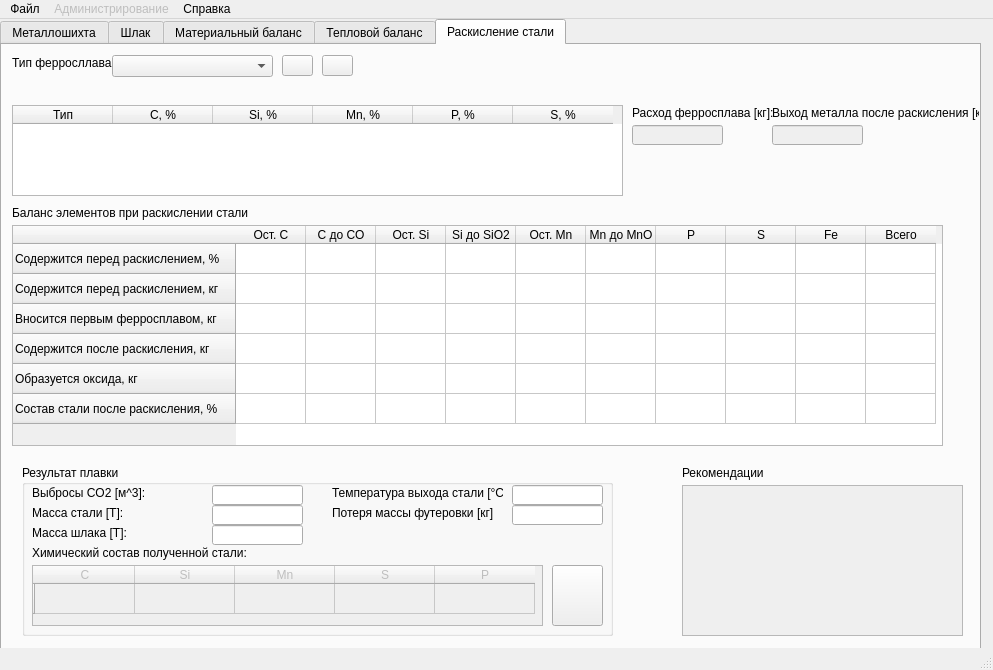
Qt form GUI/OperForm.ui (DeppaRet/SteelmakingConverter) before a commit.
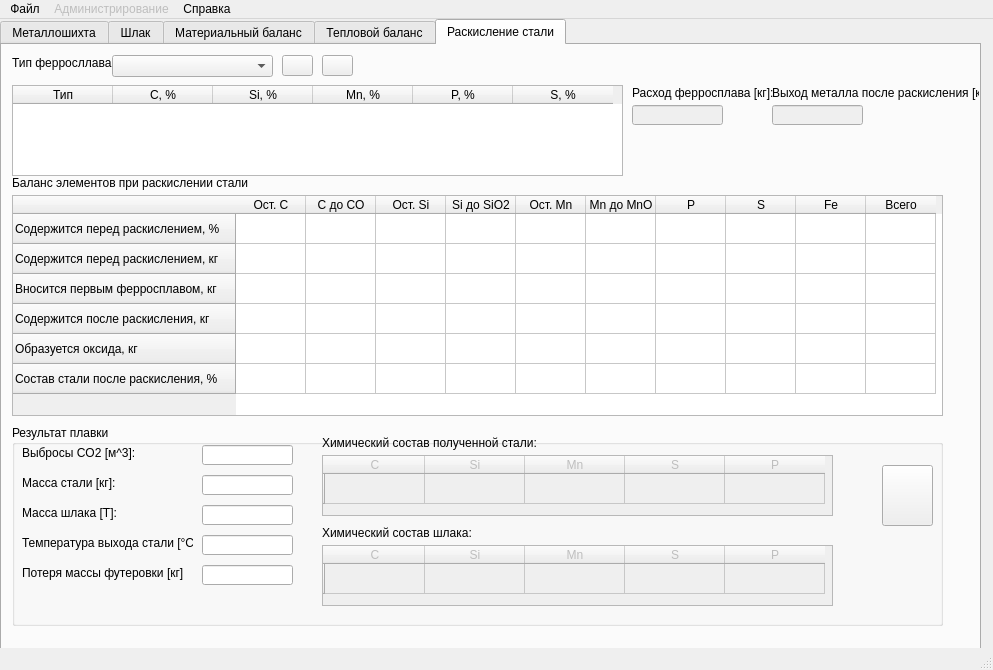
The same form after that commit. The open tabs and pages were chosen to show the change. Icons and pictures are not drawn.

```diff
--- a/GUI/OperForm.ui
+++ b/GUI/OperForm.ui
@@ -2720,7 +2720,7 @@
       <property name="geometry">
        <rect>
         <x>770</x>
-        <y>80</y>
+        <y>60</y>
         <width>91</width>
         <height>20</height>
        </rect>
@@ -2730,7 +2730,7 @@
       <property name="geometry">
        <rect>
         <x>10</x>
-        <y>160</y>
+        <y>130</y>
         <width>251</width>
         <height>16</height>
        </rect>
@@ -2749,7 +2749,7 @@
       <property name="geometry">
        <rect>
         <x>770</x>
-        <y>60</y>
+        <y>40</y>
         <width>211</width>
         <height>16</height>
        </rect>
@@ -2775,7 +2775,7 @@
       <property name="geometry">
        <rect>
         <x>630</x>
-        <y>60</y>
+        <y>40</y>
         <width>141</width>
         <height>16</height>
        </rect>
@@ -2791,7 +2791,7 @@
       <property name="geometry">
        <rect>
         <x>10</x>
-        <y>60</y>
+        <y>40</y>
         <width>611</width>
         <height>91</height>
        </rect>
@@ -2840,7 +2840,7 @@
       <property name="geometry">
        <rect>
         <x>10</x>
-        <y>180</y>
+        <y>150</y>
         <width>931</width>
         <height>221</height>
        </rect>
@@ -2939,7 +2939,7 @@
       <property name="geometry">
        <rect>
         <x>630</x>
-        <y>80</y>
+        <y>60</y>
         <width>91</width>
         <height>20</height>
        </rect>
@@ -2982,10 +2982,10 @@
      <widget class="QGroupBox" name="groupBox_12">
       <property name="geometry">
        <rect>
-        <x>20</x>
-        <y>420</y>
-        <width>591</width>
-        <height>171</height>
+        <x>10</x>
+        <y>380</y>
+        <width>931</width>
+        <height>201</height>
        </rect>
       </property>
       <property name="title">
@@ -2997,8 +2997,8 @@
        </property>
        <property name="geometry">
         <rect>
-         <x>10</x>
-         <y>100</y>
+         <x>310</x>
+         <y>30</y>
          <width>511</width>
          <height>61</height>
         </rect>
@@ -3037,8 +3037,8 @@
       <widget class="QLabel" name="himicheskii_sostav_poluchennoi_stali_label_2">
        <property name="geometry">
         <rect>
-         <x>10</x>
-         <y>80</y>
+         <x>310</x>
+         <y>10</y>
          <width>221</width>
          <height>16</height>
         </rect>
@@ -3073,7 +3073,7 @@
        <property name="geometry">
         <rect>
          <x>190</x>
-         <y>60</y>
+         <y>80</y>
          <width>91</width>
          <height>20</height>
         </rect>
@@ -3096,13 +3096,13 @@
        <property name="geometry">
         <rect>
          <x>10</x>
-         <y>40</y>
+         <y>50</y>
          <width>171</width>
          <height>16</height>
         </rect>
        </property>
        <property name="text">
-        <string>Масса стали [Т]:</string>
+        <string>Масса стали [кг]:</string>
        </property>
       </widget>
       <widget class="QLineEdit" name="SteelWeightRes">
@@ -3112,7 +3112,7 @@
        <property name="geometry">
         <rect>
          <x>190</x>
-         <y>40</y>
+         <y>50</y>
          <width>91</width>
          <height>20</height>
         </rect>
@@ -3122,7 +3122,7 @@
        <property name="geometry">
         <rect>
          <x>10</x>
-         <y>60</y>
+         <y>80</y>
          <width>171</width>
          <height>16</height>
         </rect>
@@ -3134,8 +3134,8 @@
       <widget class="QLabel" name="label_46">
        <property name="geometry">
         <rect>
-         <x>310</x>
-         <y>40</y>
+         <x>10</x>
+         <y>140</y>
          <width>161</width>
          <height>16</height>
         </rect>
@@ -3147,8 +3147,8 @@
       <widget class="QLineEdit" name="LiningWeightLoss">
        <property name="geometry">
         <rect>
-         <x>490</x>
-         <y>40</y>
+         <x>190</x>
+         <y>140</y>
          <width>91</width>
          <height>20</height>
         </rect>
@@ -3160,8 +3160,8 @@
       <widget class="QLabel" name="label_47">
        <property name="geometry">
         <rect>
-         <x>310</x>
-         <y>20</y>
+         <x>10</x>
+         <y>110</y>
          <width>171</width>
          <height>16</height>
         </rect>
@@ -3176,8 +3176,8 @@
        </property>
        <property name="geometry">
         <rect>
-         <x>490</x>
-         <y>20</y>
+         <x>190</x>
+         <y>110</y>
          <width>91</width>
          <height>20</height>
         </rect>
@@ -3189,8 +3189,8 @@
        </property>
        <property name="geometry">
         <rect>
-         <x>530</x>
-         <y>100</y>
+         <x>870</x>
+         <y>40</y>
          <width>51</width>
          <height>61</height>
         </rect>
@@ -3209,32 +3209,68 @@
         </size>
        </property>
       </widget>
-     </widget>
-     <widget class="QTextEdit" name="RecomendationsLineEdit">
-      <property name="enabled">
-       <bool>false</bool>
-      </property>
-      <property name="geometry">
-       <rect>
-        <x>680</x>
-        <y>440</y>
-        <width>281</width>
-        <height>151</height>
-       </rect>
-      </property>
-     </widget>
-     <widget class="QLabel" name="label_48">
-      <property name="geometry">
-       <rect>
-        <x>680</x>
-        <y>420</y>
-        <width>81</width>
-        <height>16</height>
-       </rect>
-      </property>
-      <property name="text">
-       <string>Рекомендации:</string>
-      </property>
+      <widget class="QTableWidget" name="SlagChemResult">
+       <property name="enabled">
+        <bool>false</bool>
+       </property>
+       <property name="geometry">
+        <rect>
+         <x>310</x>
+         <y>120</y>
+         <width>511</width>
+         <height>61</height>
+        </rect>
+       </property>
+       <row>
+        <property name="text">
+         <string/>
+        </property>
+       </row>
+       <column>
+        <property name="text">
+         <string>C</string>
+        </property>
+       </column>
+       <column>
+        <property name="text">
+         <string>Si</string>
+        </property>
+       </column>
+       <column>
+        <property name="text">
+         <string>Mn</string>
+        </property>
+       </column>
+       <column>
+        <property name="text">
+         <string>S</string>
+        </property>
+       </column>
+       <column>
+        <property name="text">
+         <string>P</string>
+        </property>
+       </column>
+      </widget>
+      <widget class="QLabel" name="himicheskii_sostav_poluchennoi_stali_label_3">
+       <property name="geometry">
+        <rect>
+         <x>310</x>
+         <y>100</y>
+         <width>221</width>
+         <height>16</height>
+        </rect>
+       </property>
+       <property name="font">
+        <font>
+         <weight>50</weight>
+         <bold>false</bold>
+        </font>
+       </property>
+       <property name="text">
+        <string>Химический состав шлака:</string>
+       </property>
+      </widget>
      </widget>
     </widget>
    </widget>
```
Left out of the diff: 2 changed lines with no effect on the pictures.
